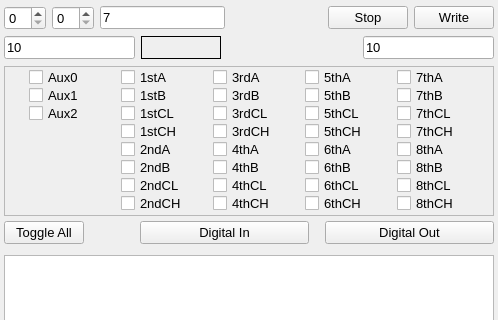
Above: diosubwidget.ui from MccDv/universaltest before the change; both pictures show x 0 to 498 and y 0 to 320 of the 498 by 487 pixel window. Below: the same form after it.
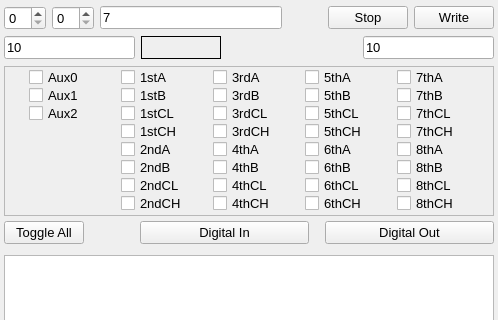
That is the form after the change. Custom widgets are drawn as their Qt base class.

What changed in the file:
```diff
--- a/diosubwidget.ui
+++ b/diosubwidget.ui
@@ -66,7 +66,7 @@
      <property name="frameShadow">
       <enum>QFrame::Raised</enum>
      </property>
-     <layout class="QHBoxLayout" name="horizontalLayout">
+     <layout class="QHBoxLayout" name="horizontalLayout" stretch="1,1,10,0,4,4">
       <property name="leftMargin">
        <number>0</number>
       </property>
```
